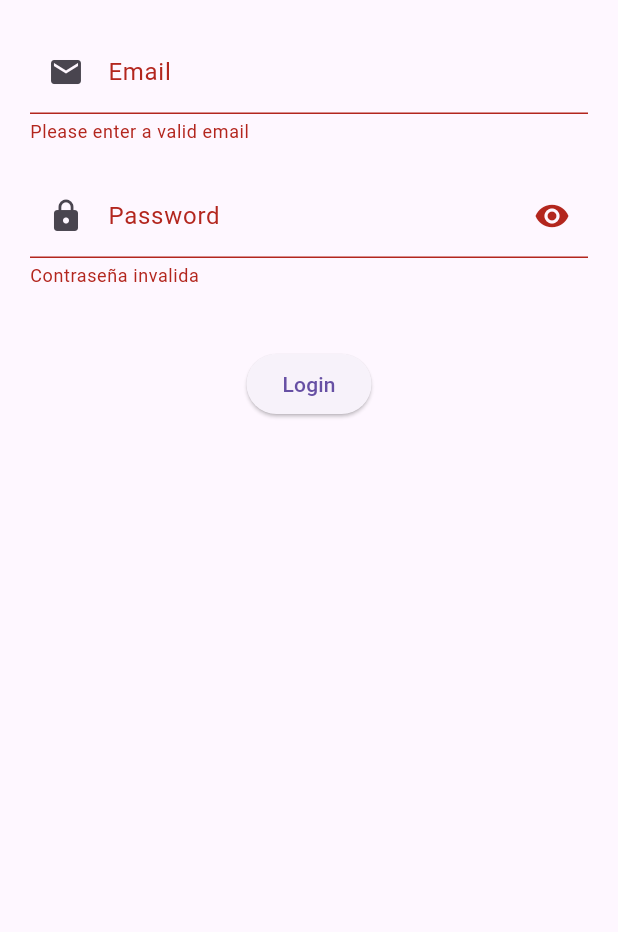
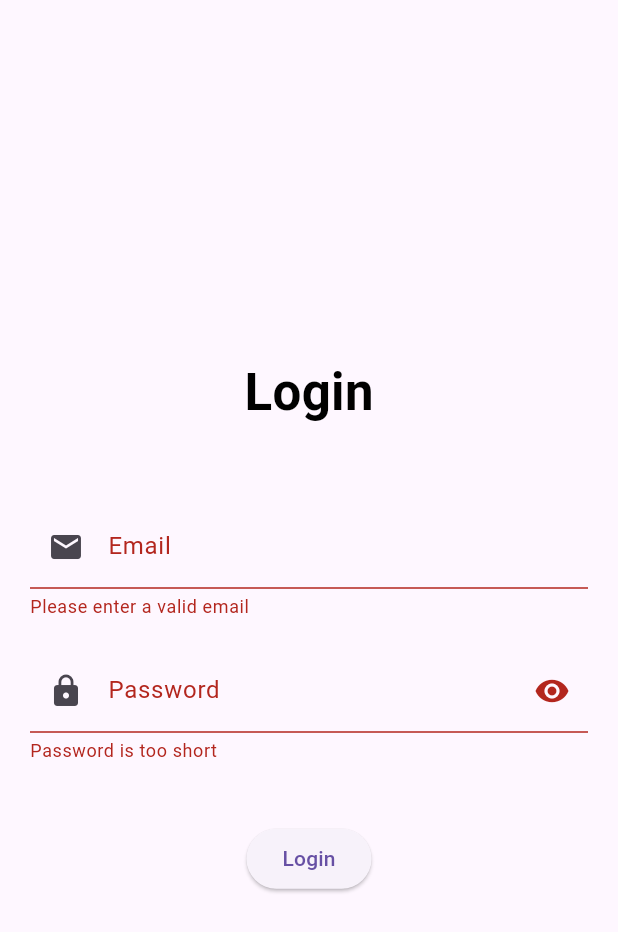
Before and after one commit to Matiasoxx/park_waze, a Flutter app: the LoginView screen opened by its route, after a tap on "Login", on a phone screen of 412 x 824 dp. Shown: the top 932 px of the screen. Run offline on Flutter 3.47's test engine with Material 3 defaults, Android fonts, the phone set to English and light mode, and no system bars; drawn by our look-alikes of flutter_animate; our stand-ins replace cloud_firestore, connectivity_plus, firebase_auth, firebase_core, firebase_messaging, firebase_storage and 3 more; accounts and stored records are empty.

Commit message:
5to commit - Idiomas Globales

```diff
--- a/lib/app/presentacion/pages/login/login_view.dart
+++ b/lib/app/presentacion/pages/login/login_view.dart
@@ -1,8 +1,10 @@
 import 'package:firebase_auth/firebase_auth.dart';
 import 'package:flutter/material.dart';
+import 'package:flutter_animate/flutter_animate.dart';
 import 'package:park_waze/app/data/services/local_storage.dart';
 import 'package:park_waze/app/presentacion/pages/home/views/home_view.dart';
 import 'package:park_waze/app/providers/login_provider.dart';
+import 'package:park_waze/generated/l10n.dart';
 import 'package:provider/provider.dart';
 
 class LoginView extends StatefulWidget {
@@ -16,27 +18,19 @@ class _LoginViewState extends State<LoginView> {
   final GlobalKey<FormState> _formKey = GlobalKey<FormState>();
   final TextEditingController _emailController = TextEditingController();
   final TextEditingController _passController = TextEditingController();
+  final FocusNode _emailFocusNode = FocusNode();
+  final FocusNode _passFocusNode = FocusNode();
 
-  bool _isObscure = true; // This should not be final if you want to toggle
+  bool _isObscure = true;
   bool _isLoading = false;
-
-  @override
-  void initState() {
-    super.initState();
-    // Here your token setup if necessary
-  }
 
   @override
   void dispose() {
     _emailController.dispose();
     _passController.dispose();
+    _emailFocusNode.dispose();
+    _passFocusNode.dispose();
     super.dispose();
-  }
-
-  void _togglePasswordVisibility() {
-    setState(() {
-      _isObscure = !_isObscure;
-    });
   }
 
   void onFormLogin(String email, String password, context) async {
@@ -113,16 +107,32 @@ class _LoginViewState extends State<LoginView> {
   @override
   Widget build(BuildContext context) {
     return Scaffold(
-      body: SafeArea(
+      body: Center(
         child: SingleChildScrollView(
           padding: const EdgeInsets.all(20),
           child: Form(
             key: _formKey,
             child: Column(
+              mainAxisSize: MainAxisSize.min,
               mainAxisAlignment: MainAxisAlignment.center,
               children: [
+                Padding(
+                  padding: const EdgeInsets.all(10),
+                  child: Text(
+                    S.of(context).bLogin,
+                    style: const TextStyle(
+                      color: Colors.black,
+                      fontSize: 34.0, // Tamaño de la fuente
+                      fontWeight: FontWeight.bold, // Grosor de la fuente
+                    ),
+                  ),
+                ),
+                const SizedBox(
+                  height: 40,
+                ),
                 TextFormField(
                   controller: _emailController,
+                  focusNode: _emailFocusNode,
                   decoration: const InputDecoration(
                     labelText: 'Email',
                     prefixIcon: Icon(Icons.email),
@@ -140,19 +150,24 @@ class _LoginViewState extends State<LoginView> {
                 const SizedBox(height: 20),
                 TextFormField(
                   controller: _passController,
+                  focusNode: _passFocusNode,
                   decoration: InputDecoration(
                     labelText: 'Password',
                     prefixIcon: const Icon(Icons.lock),
                     suffixIcon: IconButton(
                       icon: Icon(
                           _isObscure ? Icons.visibility : Icons.visibility_off),
-                      onPressed: _togglePasswordVisibility,
+                      onPressed: () {
+                        setState(() {
+                          _isObscure = !_isObscure;
+                        });
+                      },
                     ),
                   ),
                   obscureText: _isObscure,
                   validator: (value) {
                     if (value == null || value.isEmpty || value.length < 8) {
-                      return 'Contraseña invalida';
+                      return 'Password is too short';
                     }
                     return null;
                   },
@@ -166,7 +181,7 @@ class _LoginViewState extends State<LoginView> {
                   child: const Text('Login'),
                 ),
               ],
-            ),
+            ).animate().fade(),
           ),
         ),
       ),
--- a/lib/app/presentacion/routes/app_routes.dart
+++ b/lib/app/presentacion/routes/app_routes.dart
@@ -18,11 +18,12 @@ Map<String, Widget Function(BuildContext)> get appRoutes {
         ),
     Routes.homeViewUser: (context) => const HomeViewUser(
           userData: null,
-        ), // Agregar HomeViewUser
+        ),
     Routes.homeViewaAdmin: (context) => const HomeViewAdmin(
           userData: null,
         ),
     Routes.login: (context) => const LoginView(),
     Routes.homeh: (context) => const HomePageWidget(),
+    //Aqui se añade otra ruta como este formato
   };
 }
--- a/lib/app/presentacion/routes/routes.dart
+++ b/lib/app/presentacion/routes/routes.dart
@@ -8,4 +8,5 @@ class Routes {
   static const homeViewUser = '/homeuser';
   static const homeViewaAdmin = '/homeadmin';
   static const homeh = '/homeh';
+  //Otra vez el mismo proceso aqui
 }
--- a/pubspec.yaml
+++ b/pubspec.yaml
@@ -48,6 +48,8 @@ dependencies:
   connectivity_plus: ^6.0.3
   http: ^1.2.1
   flutter_secure_storage: ^9.0.0
+  flutter_animate: ^4.5.0
+  shared_preferences: ^2.2.3
 
 dev_dependencies:
   change_app_package_name: ^1.1.0
```
Also changed, not shown: lib/app/presentacion/pages/home/views/home_page.dart (+22 -21 lines), lib/app/presentacion/pages/home/views/home_view_user.dart (+29 -23 lines), lib/app/presentacion/vistasusuario/bScaffold.dart (added, +41 -0 lines), lib/app/presentacion/vistasusuario/historyUser.dart (added, +15 -0 lines), lib/app/presentacion/vistasusuario/profileUser.dart (added, +15 -0 lines), lib/app/presentacion/vistasusuario/simularMontoview.dart (added, +15 -0 lines), lib/app/providers/localeProvider.dart (+10 -2 lines), lib/l10n/intl_en.arb (+8 -1 lines), lib/l10n/intl_es.arb (+8 -1 lines), lib/generated/intl/messages_en.dart, lib/generated/intl/messages_es.dart, lib/generated/l10n.dart, pubspec.lock, 1 other file.
